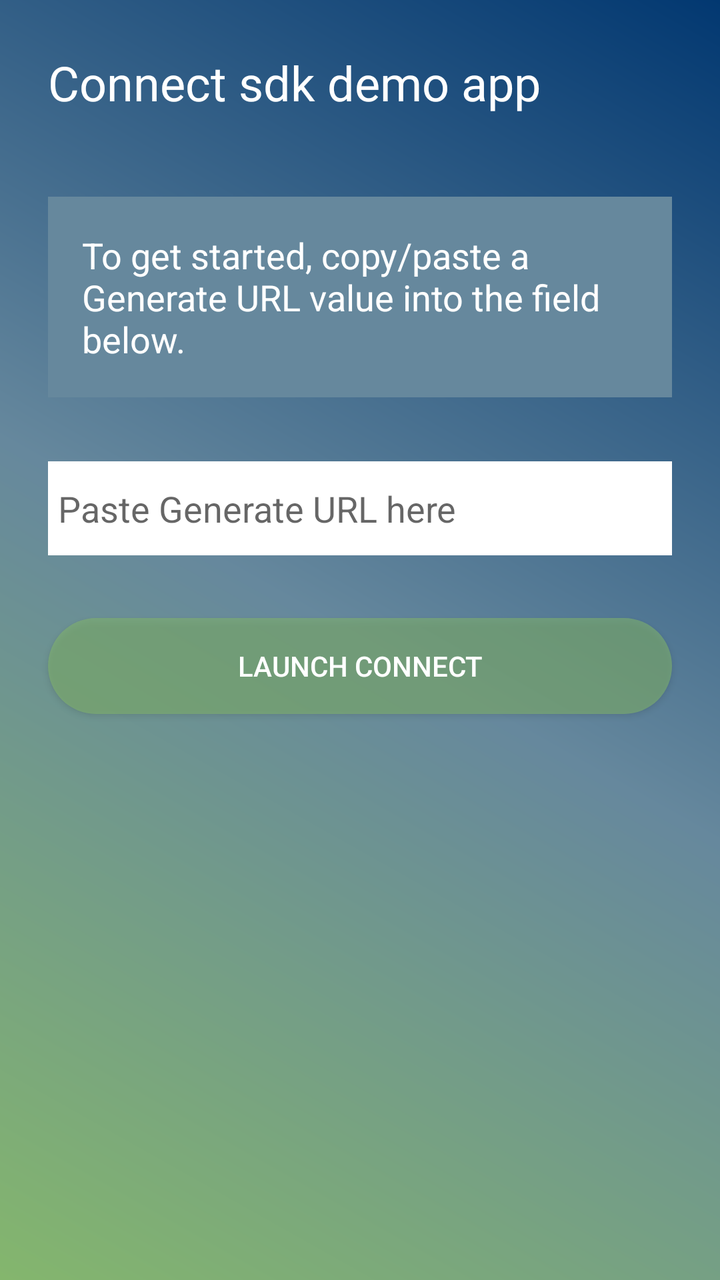
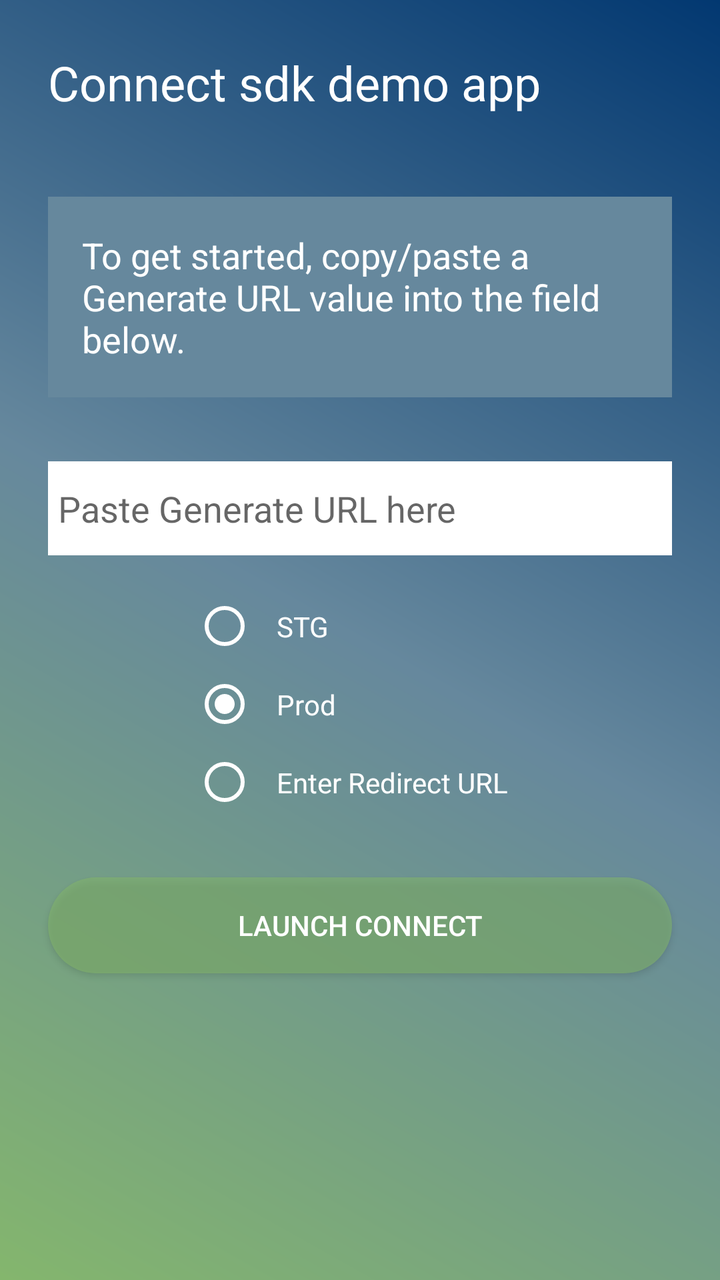

An Android layout rendered at two revisions. The XML below is the earlier revision; the diff shows what the commit changed to produce the second picture.
<!-- AndroidManifest.xml: application theme AppTheme -->
<!-- res/layout/activity_main.xml -->
<?xml version="1.0" encoding="utf-8"?>
<androidx.constraintlayout.widget.ConstraintLayout xmlns:android="http://schemas.android.com/apk/res/android"
    xmlns:app="http://schemas.android.com/apk/res-auto"
    xmlns:tools="http://schemas.android.com/tools"
    android:layout_width="match_parent"
    android:layout_height="match_parent"
    android:background="@drawable/bg"
    tools:context="com.mastercard.openbanking.connect.demo.MainActivity">


    <TextView
        android:id="@+id/textViewTitle"
        android:layout_width="0dp"
        android:layout_height="wrap_content"
        android:layout_marginStart="24dp"
        android:layout_marginTop="8dp"
        android:layout_marginEnd="24dp"
        android:paddingTop="17dp"
        android:paddingBottom="17dp"
        android:text="Connect sdk demo app"
        android:textAlignment="textStart"
        android:textColor="@color/white"
        android:textSize="24sp"
        app:layout_constraintEnd_toEndOf="parent"
        app:layout_constraintHorizontal_bias="0.0"
        app:layout_constraintStart_toStartOf="parent"
        app:layout_constraintTop_toTopOf="parent" />

    <TextView
        android:id="@+id/textView"
        android:layout_width="0dp"
        android:layout_height="wrap_content"
        android:layout_marginStart="24dp"
        android:layout_marginTop="24dp"
        android:layout_marginEnd="24dp"
        android:background="#66889D"
        android:padding="17dp"
        android:text="To get started, copy/paste a Generate URL value into the field below."
        android:textAlignment="textStart"
        android:textColor="@color/white"
        android:textSize="18sp"
        app:layout_constraintEnd_toEndOf="parent"
        app:layout_constraintHorizontal_bias="0.0"
        app:layout_constraintStart_toStartOf="parent"
        app:layout_constraintTop_toBottomOf="@+id/textViewTitle" />

    <EditText
        android:id="@+id/editConnectUrl"
        android:layout_width="0dp"
        android:layout_height="47dp"
        android:layout_marginTop="32dp"
        android:background="@android:color/white"
        android:ems="10"
        android:gravity="center_vertical"
        android:hint="Paste Generate URL here"
        android:maxLines="1"
        android:padding="5dp"
        app:layout_constraintEnd_toEndOf="@+id/textView"
        app:layout_constraintHorizontal_bias="0.12"
        app:layout_constraintStart_toStartOf="@+id/textView"
        app:layout_constraintTop_toBottomOf="@+id/textView" />

    <Button
        android:id="@+id/startButtonEventHandler"
        android:layout_width="0dp"
        android:layout_height="wrap_content"
        android:layout_marginTop="24dp"
        android:background="@drawable/rounded_corner"
        android:padding="5dp"
        android:text="@string/handler_start_button_text"
        android:textColor="@color/white"
        app:layout_constraintBottom_toBottomOf="parent"
        app:layout_constraintEnd_toEndOf="@+id/editConnectUrl"
        app:layout_constraintStart_toStartOf="@+id/editConnectUrl"
        app:layout_constraintTop_toBottomOf="@+id/editConnectUrl"
        app:layout_constraintVertical_bias="0.025" />

</androidx.constraintlayout.widget.ConstraintLayout>
<!-- resources referenced by this layout -->
<resources>
  <color name="white">#ffffff</color>
  <!-- drawable bg (drawable) -->
  <?xml version = "1.0" encoding = "utf-8" ?>
  <shape
      android:shape = "rectangle"
      xmlns:android = "http://schemas.android.com/apk/res/android" >
  
      <gradient
          android:startColor = "#84B66D"
          android:centerColor = "#66889D"
          android:endColor = "#023871"
          android:angle = "45"
          android:type = "linear" />
  </shape>
  <!-- drawable rounded_corner (drawable) -->
  <?xml version="1.0" encoding="utf-8"?>
  <shape xmlns:android="http://schemas.android.com/apk/res/android">
      <corners  android:radius="45dp"/>
      <solid android:color="#9084B66D"></solid>
  </shape>
  <string name="handler_start_button_text">Launch Connect</string>
  <style name="AppTheme" parent="Theme.AppCompat.Light.NoActionBar">
          
          <item name="colorPrimary">#84B66D</item>
          <item name="colorPrimaryDark">@color/colorPrimaryDark</item>
          <item name="colorAccent">@color/colorAccent</item>
      </style>
  <color name="colorPrimaryDark">#00574B</color>
  <color name="colorAccent">#D81B60</color>
</resources>

<!-- the commit's change to res/layout/activity_main.xml (unified diff, before → after) -->
@@ -6,7 +6,6 @@
     android:layout_height="match_parent"
     android:background="@drawable/bg"
     tools:context="com.mastercard.openbanking.connect.demo.MainActivity">
-
 
     <TextView
         android:id="@+id/textViewTitle"
@@ -60,6 +59,63 @@
         app:layout_constraintStart_toStartOf="@+id/textView"
         app:layout_constraintTop_toBottomOf="@+id/textView" />
 
+    <RadioGroup
+        android:id="@+id/radioGroup"
+        android:layout_width="wrap_content"
+        android:layout_height="wrap_content"
+        android:layout_marginTop="16dp"
+
+        app:layout_constraintTop_toBottomOf="@+id/editConnectUrl"
+        app:layout_constraintStart_toStartOf="@+id/editConnectUrl"
+        app:layout_constraintEnd_toEndOf="@+id/editConnectUrl">
+
+        <RadioButton
+            android:id="@+id/radioSTG"
+            android:layout_width="wrap_content"
+            android:layout_height="wrap_content"
+            android:buttonTint="@color/white"
+            android:textColor="@color/white"
+            android:padding="10dp"
+            android:text="STG" />
+
+        <RadioButton
+            android:id="@+id/radioProd"
+            android:layout_width="wrap_content"
+            android:layout_height="wrap_content"
+            android:buttonTint="@color/white"
+            android:textColor="@color/white"
+            android:checked="true"
+            android:padding="10dp"
+            android:text="Prod" />
+
+        <RadioButton
+            android:id="@+id/radioRedirectURL"
+            android:layout_width="wrap_content"
+            android:layout_height="wrap_content"
+            android:buttonTint="@color/white"
+            android:textColor="@color/white"
+            android:padding="10dp"
+            android:text="Enter Redirect URL" />
+    </RadioGroup>
+
+
+    <EditText
+        android:visibility="gone"
+        android:id="@+id/editRedirectURL"
+        android:layout_width="0dp"
+        android:layout_height="47dp"
+        android:layout_marginTop="32dp"
+        android:background="@android:color/white"
+        android:ems="10"
+        android:gravity="center_vertical"
+        android:hint="Enter Redirect URL"
+        android:maxLines="1"
+        android:padding="5dp"
+        app:layout_constraintEnd_toEndOf="@+id/textView"
+        app:layout_constraintHorizontal_bias="0.12"
+        app:layout_constraintStart_toStartOf="@+id/textView"
+        app:layout_constraintTop_toBottomOf="@+id/radioGroup" />
+
     <Button
         android:id="@+id/startButtonEventHandler"
         android:layout_width="0dp"
@@ -72,7 +128,7 @@
         app:layout_constraintBottom_toBottomOf="parent"
         app:layout_constraintEnd_toEndOf="@+id/editConnectUrl"
         app:layout_constraintStart_toStartOf="@+id/editConnectUrl"
-        app:layout_constraintTop_toBottomOf="@+id/editConnectUrl"
+        app:layout_constraintTop_toBottomOf="@+id/editRedirectURL"
         app:layout_constraintVertical_bias="0.025" />
 
 </androidx.constraintlayout.widget.ConstraintLayout>
